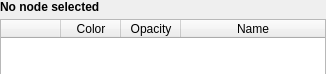
The window that Segmentations/Widgets/Resources/UI/qMRMLSegmentsTableView.ui (nagyistge/slicerrt) describes before a commit, drawn with Qt 5.
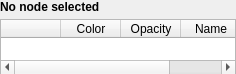
The same window after the commit.

What changed in the file:
```diff
--- a/Segmentations/Widgets/Resources/UI/qMRMLSegmentsTableView.ui
+++ b/Segmentations/Widgets/Resources/UI/qMRMLSegmentsTableView.ui
@@ -6,7 +6,7 @@
    <rect>
     <x>0</x>
     <y>0</y>
-    <width>326</width>
+    <width>236</width>
     <height>74</height>
    </rect>
   </property>
```
